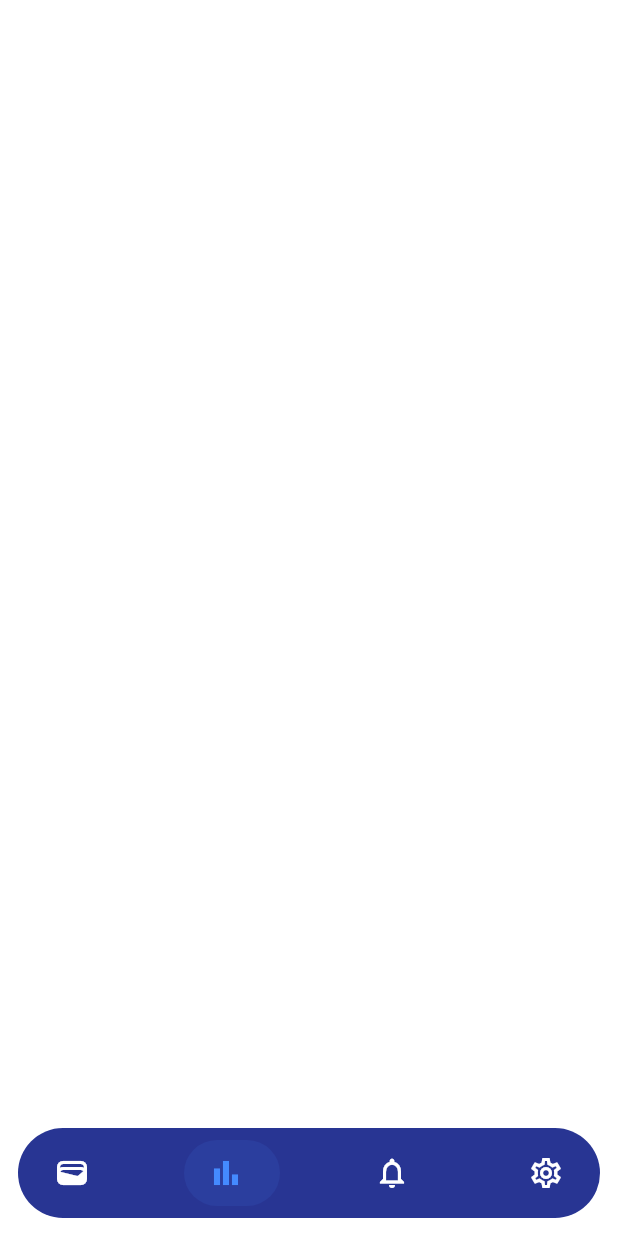
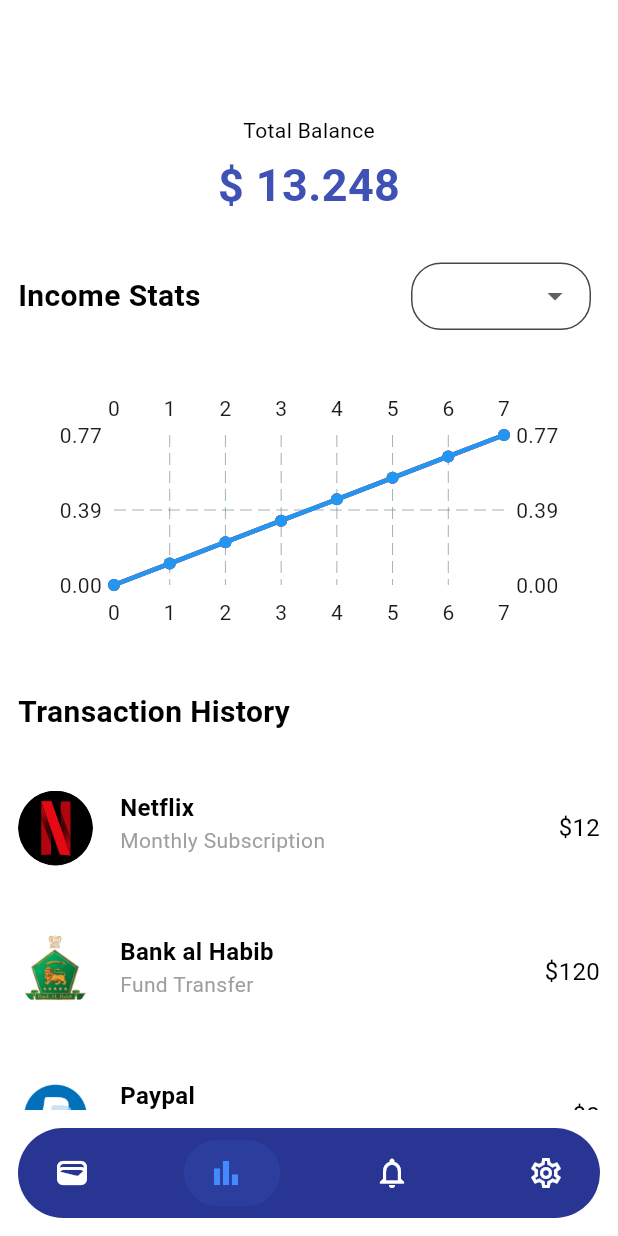
Before and after one commit to UmerMujtaba/Wallet, a Flutter app: the HomeScreen screen opened by its route, item 2 of the bottom bar chosen, on a phone screen of 412 x 824 dp. Run offline on Flutter 3.47's test engine with Material 3 defaults, Android fonts, the light colour scheme and no system bars; drawn by our look-alikes of fl_chart, salomon_bottom_bar.

Commit message:
Implemented Bar Screen

```diff
--- a/lib/components/bottom_Bar.dart
+++ b/lib/components/bottom_Bar.dart
@@ -1,3 +1,5 @@
+// ignore_for_file: file_names
+
 import 'package:flutter/material.dart';
 import 'package:salomon_bottom_bar/salomon_bottom_bar.dart';
 
--- /dev/null
+++ b/lib/components/chart_Bar_Screen.dart
@@ -0,0 +1,57 @@
+import 'package:flutter/material.dart';
+import 'dart:math';
+import 'package:fl_chart/fl_chart.dart';
+
+class LineGraphChart extends StatelessWidget {
+  LineGraphChart({super.key});
+
+  //Generate some dummy data for the cahrt This will be used to draw the red line
+
+  final List<FlSpot> dummyData1 = List.generate(8, (index) {
+    return FlSpot(index.toDouble(), index * Random().nextDouble());
+  });
+
+  //This will be used to draw the orange line
+
+  final List<FlSpot> dummyData2 = List.generate(8, (index) {
+    return FlSpot(index.toDouble(), index * Random().nextDouble());
+  }); // This will be used to draw the blue line
+
+  final List<FlSpot> dummyData3 = List.generate(8, (index) {
+    return FlSpot(index.toDouble(), index * Random().nextDouble());
+  });
+
+  @override
+  Widget build(BuildContext context) {
+    return Container(
+      color: Colors.white,
+      padding: const EdgeInsets.all(20),
+      width: double.infinity,
+      child: LineChart(
+        LineChartData(
+          borderData: FlBorderData(show: false),
+          lineBarsData: [
+            LineChartBarData(
+              spots: dummyData1,
+              isCurved: true,
+              barWidth: 3,
+              color: Colors.indigo,
+            ),
+            LineChartBarData(
+              spots: dummyData2,
+              isCurved: true,
+              barWidth: 3,
+              color: Colors.red,
+            ),
+            LineChartBarData(
+              spots: dummyData3,
+              isCurved: false,
+              barWidth: 3,
+              color: Colors.blue,
+            )
+          ],
+        ),
+      ),
+    );
+  }
+}
--- a/lib/components/options_SignUp.dart
+++ b/lib/components/options_SignUp.dart
@@ -1,7 +1,9 @@
+// ignore_for_file: file_names
+
 import 'package:flutter/material.dart';
 
 class OptionsSignup extends StatefulWidget {
-  const OptionsSignup({Key? key}) : super(key: key);
+  const OptionsSignup({super.key});
 
   @override
   State<OptionsSignup> createState() => _OptionsSignupState();
--- a/lib/components/text_Field_SignUp.dart
+++ b/lib/components/text_Field_SignUp.dart
@@ -1,7 +1,7 @@
 import 'package:flutter/material.dart';
 
 class TextFieldSignup extends StatefulWidget {
-  const TextFieldSignup({Key? key}) : super(key: key);
+  const TextFieldSignup({super.key});
 
   @override
   State<TextFieldSignup> createState() => _TextFieldSignupState();
@@ -59,7 +59,7 @@ class _TextFieldSignupState extends State<TextFieldSignup> {
         Padding(
           padding: const EdgeInsets.fromLTRB(30, 15, 30, 5),
           child: TextField(
-            controller: nameController,
+            controller: emailController,
             obscureText: false,
             decoration: InputDecoration(
               filled: true,
--- a/lib/main.dart
+++ b/lib/main.dart
@@ -3,7 +3,6 @@ import 'package:wallet/screens/add_card/add_Card_Screen.dart';
 import 'package:wallet/screens/add_card/add_Card_Screen2.dart';
 import 'package:wallet/screens/home_screen/home_screen.dart';
 import 'package:wallet/screens/login_Screen.dart';
-import 'package:wallet/screens/show_Card.dart';
 import 'package:wallet/screens/signUp_Screen.dart';
 import 'package:wallet/screens/transactions_Screen.dart';
 
--- a/lib/screens/add_card/add_Card_Screen.dart
+++ b/lib/screens/add_card/add_Card_Screen.dart
@@ -1,3 +1,5 @@
+// ignore_for_file: file_names
+
 import 'package:flutter/material.dart';
 
 import 'card_Stack_Add_Card_Screen.dart';
--- a/lib/screens/bar_Screen.dart
+++ b/lib/screens/bar_Screen.dart
@@ -1,12 +1,129 @@
 import 'package:flutter/material.dart';
+import 'package:wallet/components/chart_Bar_Screen.dart';
 
-class BarScreen extends StatelessWidget {
-  const BarScreen({Key? key}) : super(key: key);
+import 'home_screen/transaction_Home_Screen.dart';
+
+class BarScreen extends StatefulWidget {
+  BarScreen({Key? key}) : super(key: key);
+
+  @override
+  State<BarScreen> createState() => _BarScreenState();
+}
+
+class _BarScreenState extends State<BarScreen> {
+  TextEditingController bankController = TextEditingController();
 
   @override
   Widget build(BuildContext context) {
-    return const Scaffold(
+    return Scaffold(
       backgroundColor: Colors.white,
+      body: Padding(
+        padding: const EdgeInsets.all(12.0),
+        child: Center(
+          child: SingleChildScrollView(
+            child: Column(
+              children: <Widget>[
+                const Padding(
+                  padding: EdgeInsets.fromLTRB(0, 65, 0, 0),
+                  child: Column(
+                    children: <Widget>[
+                      Text(
+                        'Total Balance',
+                        style: TextStyle(color: Colors.black, fontSize: 14),
+                      ),
+                      SizedBox(height: 5),
+                      Text(
+                        '\$ 13.248',
+                        style: TextStyle(
+                            color: Colors.indigo,
+                            fontSize: 30,
+                            fontWeight: FontWeight.bold),
+                      )
+                    ],
+                  ),
+                ),
+                const SizedBox(height: 30),
+                Row(
+                  children: <Widget>[
+                    // Aligns the text to the left
+                    const Expanded(
+                      flex: 2,
+                      child: Text(
+                        'Income Stats',
+                        style: TextStyle(
+                          color: Colors.black,
+                          fontWeight: FontWeight.bold,
+                          fontSize: 20,
+                        ),
+                      ),
+                    ),
+                    const SizedBox(width: 10),
+                    // Adds spacing between Text and Dropdown
+                    Flexible(
+                      flex: 1,
+                      child: SizedBox(
+                        width: 120,
+                        height: 45,
+                        child: DropdownButtonFormField<String>(
+                          value: bankController.text.isEmpty
+                              ? null
+                              : bankController.text,
+                          onChanged: (String? newValue) {
+                            setState(() {
+                              bankController.text = newValue!;
+                            });
+                          },
+                          decoration: InputDecoration(
+                            filled: true,
+                            fillColor: Colors.white,
+                            border: OutlineInputBorder(
+                              borderSide: const BorderSide(
+                                  color: Colors.white, width: 1.0),
+                              borderRadius:
+                                  BorderRadius.circular(20.0), // Circular border
+                            ),
+                          ),
+                          items: <String>[
+                            'Jan - June',
+                            'July - Dec',
+                            'Feb - July',
+                            'Aug - Jan',
+                            'March - Aug'
+                          ].map<DropdownMenuItem<String>>((String value) {
+                            return DropdownMenuItem<String>(
+                              value: value,
+                              child: Text(
+                                value,
+                                style: const TextStyle(fontSize: 10),
+                              ),
+                            );
+                          }).toList(),
+                        ),
+                      ),
+                    ),
+                  ],
+                ),
+                const SizedBox(height: 20),
+                SizedBox(height: 200, child: LineGraphChart()),
+                const SizedBox(height: 20),
+                const Row(
+                  children: [
+                    Text(
+                      'Transaction History',
+                      style: TextStyle(
+                          color: Colors.black,
+                          fontSize: 20,
+                          fontWeight: FontWeight.bold),
+                    ),
+                  ],
+                ),
+                const SizedBox(height: 20),
+                const TransactionHomeScreen(),
+              ],
+            ),
+          ),
+        ),
+      ),
     );
   }
 }
--- a/lib/screens/home_screen/home_screen.dart
+++ b/lib/screens/home_screen/home_screen.dart
@@ -1,6 +1,4 @@
-import 'package:flutter/gestures.dart';
 import 'package:flutter/material.dart';
-import 'package:flutter_floating_bottom_bar/flutter_floating_bottom_bar.dart';
 import 'package:wallet/components/bottom_Bar.dart';
 import 'package:wallet/screens/bar_Screen.dart';
 import 'package:wallet/screens/home_screen/stack_Home_Screen.dart';
@@ -21,7 +19,7 @@ class _HomeScreenState extends State<HomeScreen> {
 
   final List<Widget> _screens = [
     const HomeScreenContent(), // Define the content of your home screen
-    const BarScreen(), // Define the content of your likes screen
+    BarScreen(), // Define the content of your likes screen
     const SetttingsScreen(), // Define the content of your search screen
     const NotificationScreen(), // Define the content of your profile screen
   ];
--- a/lib/screens/home_screen/stack_Home_Screen.dart
+++ b/lib/screens/home_screen/stack_Home_Screen.dart
@@ -65,7 +65,7 @@ class StackHomeScreen extends StatelessWidget {
                       ),
                       SizedBox(height: 5),
                       Text(
-                        '\$ 1.234',
+                        '\$ 13.248',
                         style: TextStyle(
                           color: Colors.white,
                           fontWeight: FontWeight.bold,
--- a/pubspec.yaml
+++ b/pubspec.yaml
@@ -39,6 +39,7 @@ dependencies:
   flutter_floating_bottom_bar: ^1.2.0
   salomon_bottom_bar: ^3.3.2
   awesome_card: ^1.1.7
+  fl_chart: ^0.68.0
 
 
 dev_dependencies:
```
Also changed, not shown: pubspec.lock.
